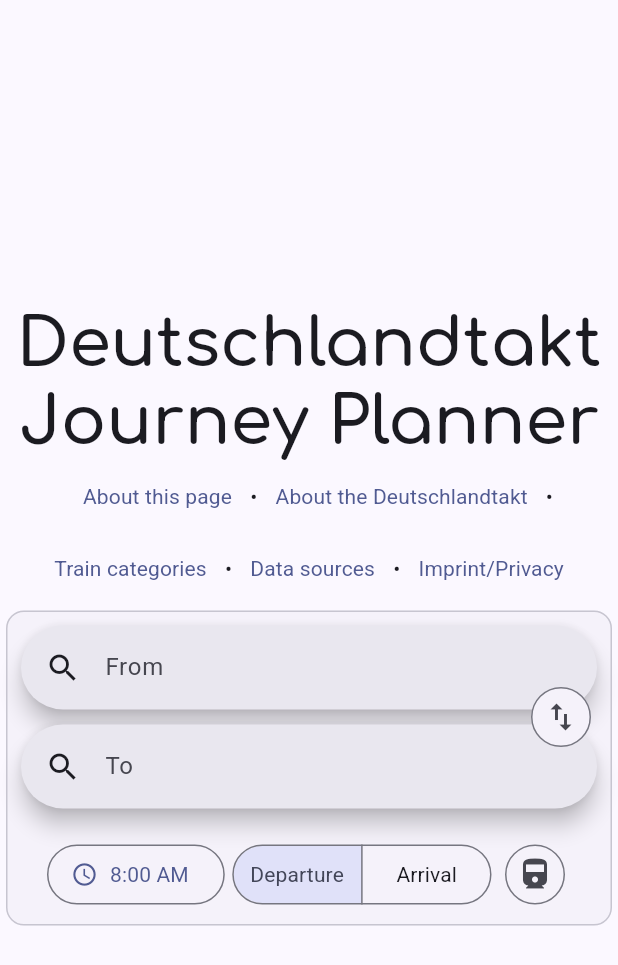
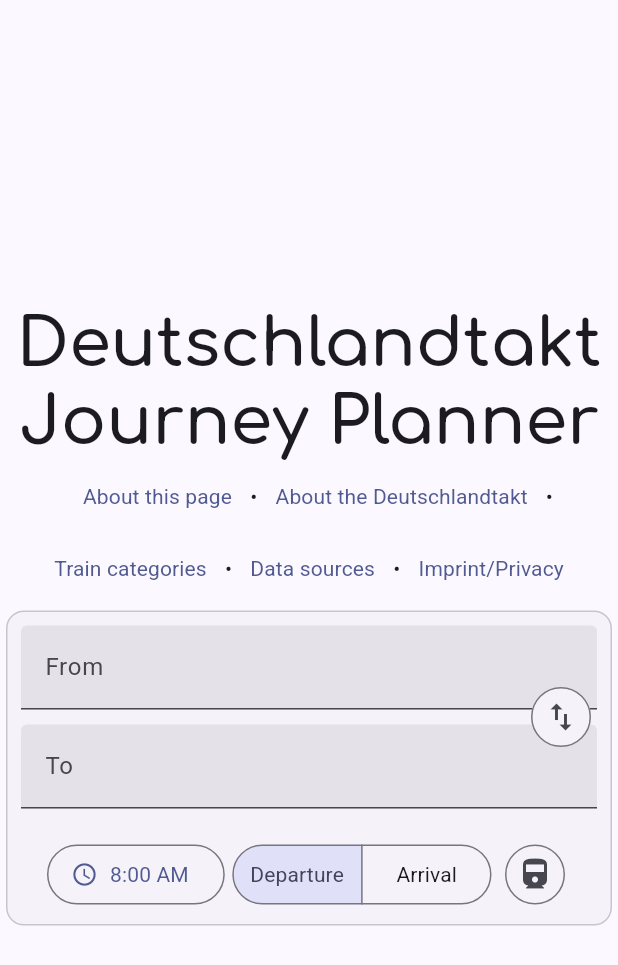
Before and after one commit to schaerfo/dtakt-fahrplan, a Flutter app: the screen it shows after launch, on a phone screen of 412 x 824 dp. Shown: the top 965 px of the screen. Run offline on Flutter 3.47's test engine with Material 3 defaults, Android fonts, the phone set to English and light mode, and no system bars; generated files the repository leaves out were written again.

Commit message:
💄 Always show departure and arrival input labels

```diff
--- a/frontend/lib/widgets/location_input.dart
+++ b/frontend/lib/widgets/location_input.dart
@@ -83,9 +83,18 @@ class _LocationInputState extends State<LocationInput> {
 
   @override
   Widget build(BuildContext context) {
-    return SearchAnchor.bar(
-      barHintText: widget.label,
+    return SearchAnchor(
       searchController: _controller,
+      builder: (BuildContext context, SearchController controller) => TextField(
+        controller: _controller,
+        decoration: InputDecoration(
+          labelText: widget.label,
+          filled: true,
+        ),
+        onTap: () {
+          _controller.openView();
+        },
+      ),
       suggestionsBuilder:
           (BuildContext context, SearchController controller) async {
         final Iterable<Station>? stations =
```
